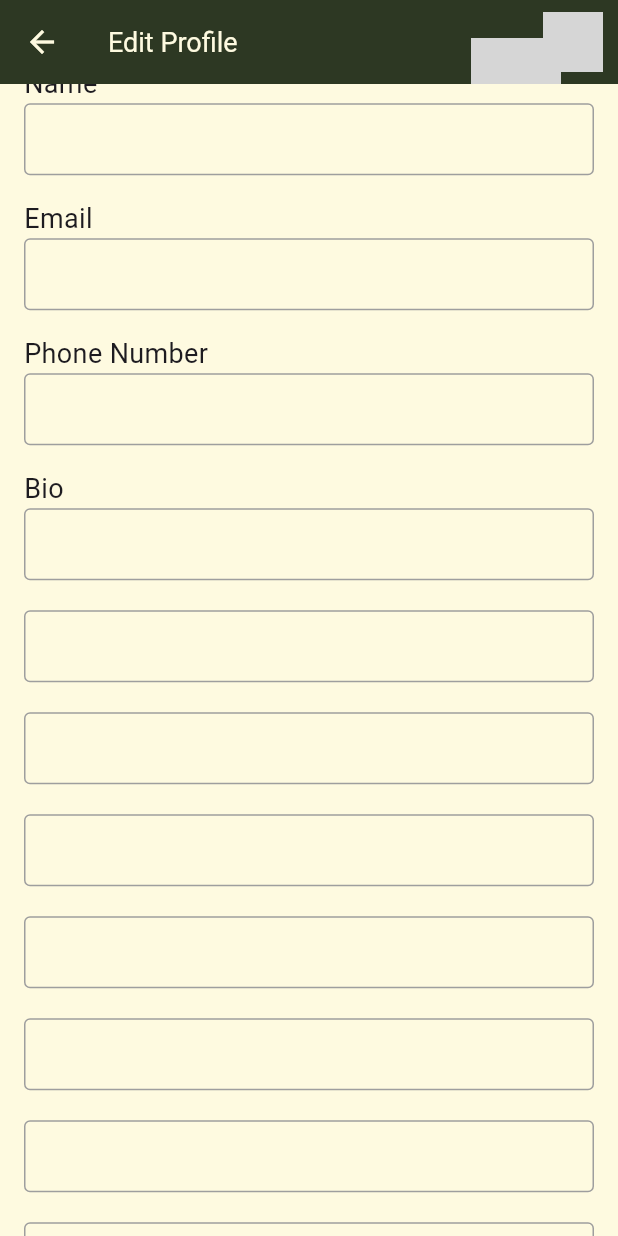
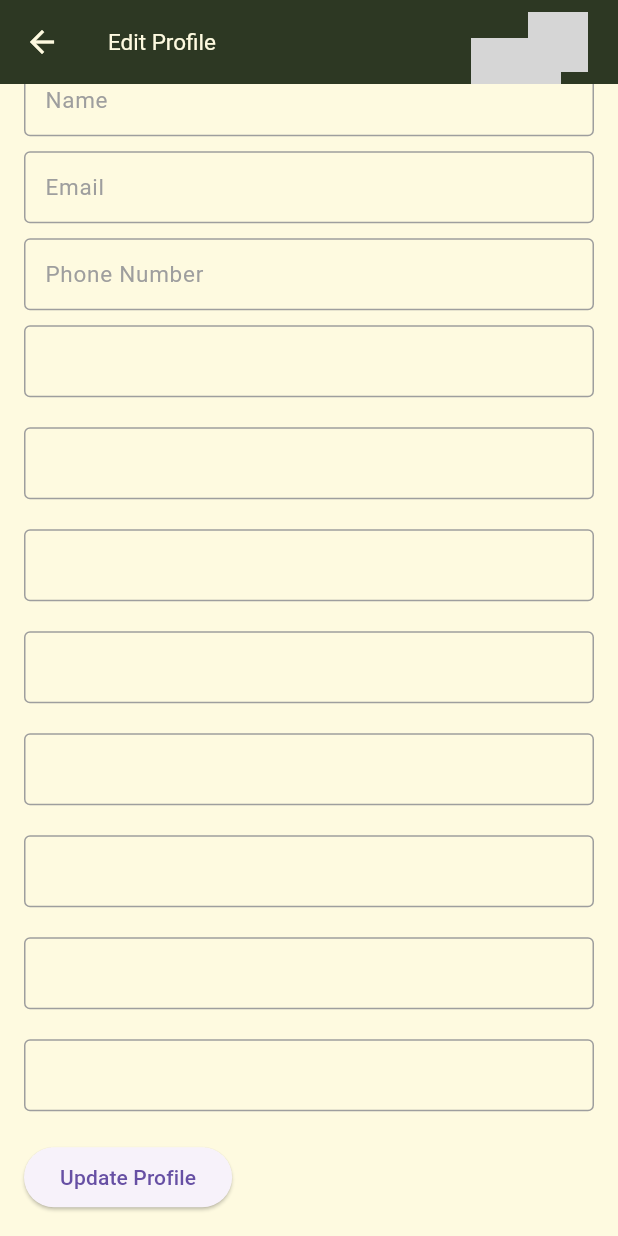
Before and after one commit to Life-with-Tech/GotoGrocery, a Flutter app: the EditProfileScreen screen opened directly, scrolled down 138 dp, on a phone screen of 412 x 824 dp. Run offline on Flutter 3.47's test engine with Material 3 defaults, Android fonts, the phone set to English and light mode, and no system bars; our stand-ins replace cached_network_image, carousel_slider, cloud_firestore, connectivity_plus, device_info_plus, dropdown_search and 16 more; missing offline and left inert: animated_icon; accounts and stored records are empty; generated files the repository leaves out were written again; network calls fail; project files that could hold a hidden picture were left out; grey boxes are pictures that could not be loaded.

Commit message:
this is the fi

```diff
--- a/lib/state/providers/app_provider.dart
+++ b/lib/state/providers/app_provider.dart
@@ -6,6 +6,13 @@ import "package:shared_preferences/shared_preferences.dart";
 AppDataProvider appDataProvider = AppDataProvider();
 
 class AppDataProvider extends ChangeNotifier {
+  int _index = 0;
+  int get index => _index;
+  void updatedIndex({required int index}) async {
+    _index = index;
+    notifyListeners();
+  }
+
   Locale? _locale;
   Locale? get locale => _locale;
 
--- a/lib/view/screens/edit_screen.dart
+++ b/lib/view/screens/edit_screen.dart
@@ -1,5 +1,5 @@
+import 'package:gap/gap.dart';
 import 'package:flutter/material.dart';
-import 'package:gap/gap.dart';
 import 'package:tango/view/widgets/other_widget.dart';
 import '../../core/constants/app_colors.dart'; // Ensure you have this import for your color constants
 import '../../core/constants/text_field.dart'; // Make sure you have your TextFieldData class implemented
@@ -14,8 +14,6 @@ class EditProfileScreen extends StatefulWidget {
 class _EditProfileScreenState extends State<EditProfileScreen> {
   String profileImageUrl = 'https://via.placeholder.com/150';
   late ScrollController _scrollController;
-
-  // Use ValueNotifiers for image size, translation, and opacity
   final ValueNotifier<double> _imageSizeNotifier = ValueNotifier(100.0);
   final ValueNotifier<double> _imageTranslationXNotifier = ValueNotifier(0.0);
   final ValueNotifier<double> _imageOpacityNotifier = ValueNotifier(1.0);
@@ -26,11 +24,8 @@ class _EditProfileScreenState extends State<EditProfileScreen> {
     _scrollController = ScrollController();
     _scrollController.addListener(() {
       double offset = _scrollController.offset;
-
-      // Update the image size, translation, and opacity
       _imageSizeNotifier.value = 100 - offset.clamp(0, 40);
       _imageTranslationXNotifier.value = offset.clamp(0, 200);
-      // Clamp the opacity between 0.0 and 1.0
       _imageOpacityNotifier.value = (1 - (offset / 200)).clamp(0.0, 1.0);
     });
   }
@@ -58,7 +53,7 @@ class _EditProfileScreenState extends State<EditProfileScreen> {
                   return Opacity(
                     opacity: (translationX > fullHeight(context) / 7) ? 1 : 0,
                     child: Padding(
-                      padding: const EdgeInsets.symmetric(horizontal: 10),
+                      padding: const EdgeInsets.symmetric(horizontal: 20),
                       child: Stack(
                         children: [
                           CircleAvatar(
@@ -69,12 +64,12 @@ class _EditProfileScreenState extends State<EditProfileScreen> {
                             bottom: 0,
                             right: 0,
                             child: CircleAvatar(
-                              backgroundColor: AppColors.surface,
+                              backgroundColor: AppColors.primary,
                               radius: 10,
                               child: Icon(
                                 Icons.camera_alt,
                                 size: 10,
-                                color: AppColors.primary,
+                                color: AppColors.surface,
                               ),
                             ),
                           ),
@@ -96,7 +91,7 @@ class _EditProfileScreenState extends State<EditProfileScreen> {
                         "Edit Profile",
                         style: TextStyle(
                           color: AppColors.surface,
-                          fontSize: 18,
+                          fontSize: 15,
                         ),
                       )
                     : const SizedBox.shrink();
@@ -104,14 +99,10 @@ class _EditProfileScreenState extends State<EditProfileScreen> {
             ),
             flexibleSpace: FlexibleSpaceBar(
               background: Container(
-                margin: EdgeInsets.all(10),
+                margin: const EdgeInsets.all(10),
                 decoration: BoxDecoration(
-                  color: AppColors.onPrimary,
-                  borderRadius: const BorderRadius.only(
-                    bottomLeft: Radius.circular(10),
-                    bottomRight: Radius.circular(10),
-                  ),
-                ),
+                    color: AppColors.onPrimary,
+                    borderRadius: BorderRadius.circular(10)),
                 child: Center(
                   child: ValueListenableBuilder<double>(
                     valueListenable: _imageOpacityNotifier,
@@ -141,7 +132,7 @@ class _EditProfileScreenState extends State<EditProfileScreen> {
                                     bottom: 0,
                                     right: 0,
                                     child: CircleAvatar(
-                                      backgroundColor: AppColors.primary,
+                                      backgroundColor: AppColors.onPrimary,
                                       radius: size / 6,
                                       child: Icon(
                                         Icons.camera_alt,
@@ -170,28 +161,27 @@ class _EditProfileScreenState extends State<EditProfileScreen> {
                   child: Column(
                     crossAxisAlignment: CrossAxisAlignment.start,
                     children: <Widget>[
-                      const Text(
-                        'Name',
-                        style: TextStyle(fontSize: 18),
+                      TextFieldData.buildField(
+                        label: const Text(
+                          'Name',
+                          style: TextStyle(fontSize: 15),
+                        ),
                       ),
-                      TextFieldData.buildField(),
-                      const SizedBox(height: 16),
-                      const Text(
-                        'Email',
-                        style: TextStyle(fontSize: 18),
+                      const Gap(10),
+                      TextFieldData.buildField(
+                        label: const Text(
+                          'Email',
+                          style: TextStyle(fontSize: 15),
+                        ),
                       ),
-                      TextFieldData.buildField(),
-                      const SizedBox(height: 16),
-                      const Text(
-                        'Phone Number',
-                        style: TextStyle(fontSize: 18),
+                      const Gap(10),
+                      TextFieldData.buildField(
+                        label: const Text(
+                          'Phone Number',
+                          style: TextStyle(fontSize: 15),
+                        ),
                       ),
-                      TextFieldData.buildField(),
-                      const SizedBox(height: 16),
-                      const Text(
-                        'Bio',
-                        style: TextStyle(fontSize: 18),
-                      ),
+                      const Gap(10),
                       TextFieldData.buildField(maxLines: 3),
                       const SizedBox(height: 20),
                       TextFieldData.buildField(maxLines: 3),
--- a/lib/view/screens/splash_screen.dart
+++ b/lib/view/screens/splash_screen.dart
@@ -58,7 +58,7 @@ class _SplashScreenState extends State<SplashScreen> {
               onPageChanged: (index, reason) {
                 // if (index == 2) {
                 RoutingService().goName(
-                  Routes.home.name,
+                  Routes.loginScreen.name,
                 );
                 // }
                 log(index.toString());
--- a/pubspec.yaml
+++ b/pubspec.yaml
@@ -61,6 +61,11 @@ dependencies:
   animated_icon: ^0.0.9
   like_button: ^2.0.5
   dropdown_search: ^6.0.1
+  uuid: ^4.5.1
+  flutter_spinkit: ^5.2.1
+  permission_handler: ^11.3.1
+  geolocator: ^13.0.1
+  geocoding: ^3.0.0
 
 dev_dependencies:
   flutter_test:
```
Also changed, not shown: lib/core/constants/data_loding.dart (added, +32 -0 lines), lib/core/utils/string_utils.dart (+7 -0 lines), lib/state/providers/location_provider.dart (added, +56 -0 lines), lib/state/providers/user_provider.dart (+13 -7 lines), lib/view/screens/home/favorite screen/favorite_screen.dart (+4 -4 lines), lib/view/screens/home/home.dart (+14 -8 lines), lib/view/screens/login_screen.dart (+10 -0 lines), pubspec.lock, 5 other files.
